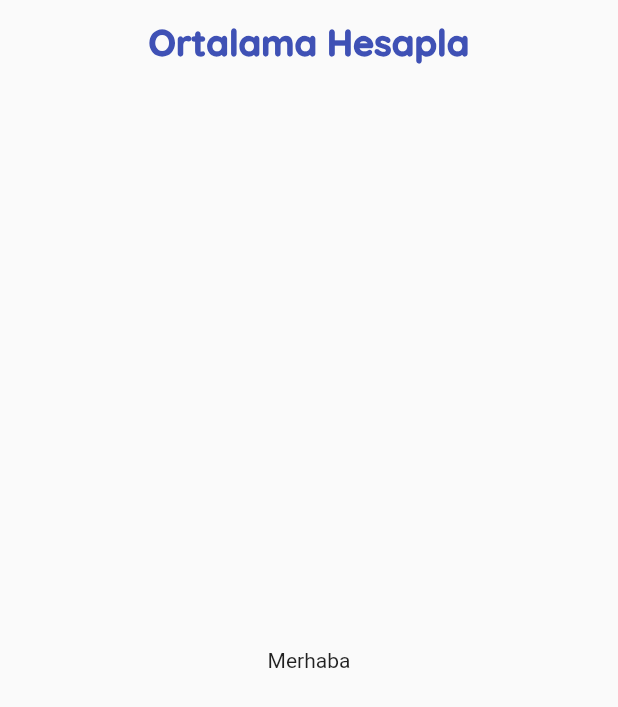
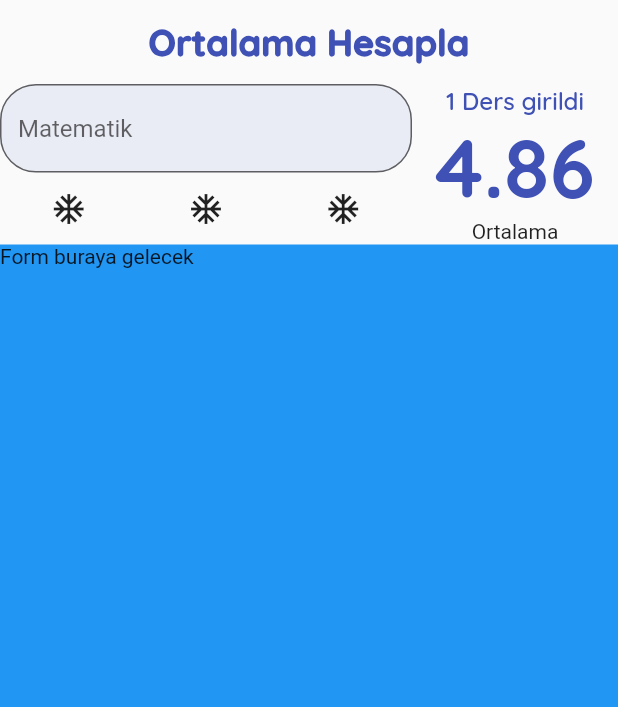
Before and after one commit to durmus-pala/flutterLessons, a Flutter app: the screen it shows after launch, on a phone screen of 412 x 824 dp. Shown: the top 707 px of the screen. Run offline on Flutter 3.47's test engine with Material 2 defaults, Android fonts, the phone set to English and light mode, and no system bars; our stand-ins replace google_fonts, palette_generator; missing offline and left inert: dart:ffi.

Commit message:
go on lessons with ortalama_hesapla app

```diff
--- a/dinamik_not_ort/dinamik_ortalama_hesapla/lib/constants/app_constant.dart
+++ b/dinamik_not_ort/dinamik_ortalama_hesapla/lib/constants/app_constant.dart
@@ -9,4 +9,17 @@ class Sabitler {
     fontWeight: FontWeight.w900,
     color: anaRenk,
   );
+  static BorderRadius borderRadius = BorderRadius.circular(24);
+
+  static final TextStyle dersSayisiStyle = GoogleFonts.quicksand(
+    fontSize: 16,
+    fontWeight: FontWeight.w600,
+    color: anaRenk,
+  );
+
+  static final TextStyle ortalamaStyle = GoogleFonts.quicksand(
+    fontSize: 55,
+    fontWeight: FontWeight.w800,
+    color: anaRenk,
+  );
 }
--- /dev/null
+++ b/dinamik_not_ort/dinamik_ortalama_hesapla/lib/widgets/ortalama_goster.dart
@@ -0,0 +1,29 @@
+import 'package:dinamik_ortalama_hesapla/constants/app_constant.dart';
+import 'package:flutter/material.dart';
+
+class OrtalamaGoster extends StatelessWidget {
+  final double ortalama;
+  final int dersSayisi;
+  const OrtalamaGoster(
+      {required this.dersSayisi, required this.ortalama, Key? key})
+      : super(key: key);
+
+  @override
+  Widget build(BuildContext context) {
+    return Column(
+      mainAxisAlignment: MainAxisAlignment.center,
+      crossAxisAlignment: CrossAxisAlignment.center,
+      children: [
+        Text(
+          dersSayisi > 0 ? '$dersSayisi Ders girildi' : 'Ders Seçiniz',
+          style: Sabitler.dersSayisiStyle,
+        ),
+        Text(
+          ortalama >= 0 ? '${ortalama.toStringAsFixed(2)}' : '0.0',
+          style: Sabitler.ortalamaStyle,
+        ),
+        Text('Ortalama'),
+      ],
+    );
+  }
+}
--- a/dinamik_not_ort/dinamik_ortalama_hesapla/lib/widgets/ortalama_hesapla_page.dart
+++ b/dinamik_not_ort/dinamik_ortalama_hesapla/lib/widgets/ortalama_hesapla_page.dart
@@ -1,4 +1,5 @@
 import 'package:dinamik_ortalama_hesapla/constants/app_constant.dart';
+import 'package:dinamik_ortalama_hesapla/widgets/ortalama_goster.dart';
 import 'package:flutter/material.dart';
 
 class OrtalamaHesaplaPage extends StatefulWidget {
@@ -9,6 +10,8 @@ class OrtalamaHesaplaPage extends StatefulWidget {
 }
 
 class OrtalamaHesaplaPageState extends State<OrtalamaHesaplaPage> {
+  var formKey = GlobalKey<FormState>();
+
   @override
   Widget build(BuildContext context) {
     return Scaffold(
@@ -22,9 +25,56 @@ class OrtalamaHesaplaPageState extends State<OrtalamaHesaplaPage> {
           ),
         ),
       ),
-      body: Center(
-        child: Text('Merhaba'),
+      body: Column(crossAxisAlignment: CrossAxisAlignment.stretch, children: [
+        Row(
+          children: [
+            Expanded(
+              flex: 2,
+              child: _buildForm(),
+            ),
+            Expanded(
+                flex: 1,
+                child: OrtalamaGoster(dersSayisi: 1, ortalama: 4.85987))
+          ],
+        ),
+        Expanded(
+          child: Container(
+            child: Text('Form buraya gelecek'),
+            color: Colors.blue,
+          ),
+        )
+      ]),
+    );
+  }
+
+  Widget _buildForm() {
+    return Form(
+      key: formKey,
+      child: Column(
+        children: [
+          _buildTextFormField(),
+          Row(
+            mainAxisAlignment: MainAxisAlignment.spaceAround,
+            children: [
+              IconButton(onPressed: () {}, icon: Icon(Icons.ac_unit)),
+              IconButton(onPressed: () {}, icon: Icon(Icons.ac_unit)),
+              IconButton(onPressed: () {}, icon: Icon(Icons.ac_unit)),
+            ],
+          ),
+        ],
       ),
     );
   }
+
+  _buildTextFormField() {
+    return TextFormField(
+      decoration: InputDecoration(
+          hintText: 'Matematik',
+          border: OutlineInputBorder(
+            borderRadius: Sabitler.borderRadius,
+          ),
+          filled: true,
+          fillColor: Sabitler.anaRenk.shade100.withOpacity(0.3)),
+    );
+  }
 }
```
